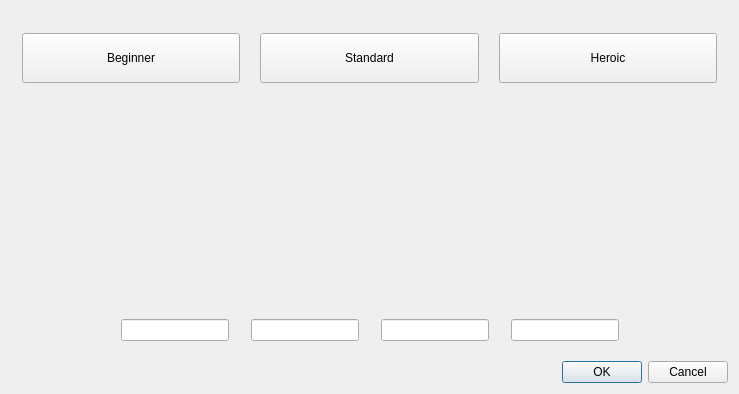
Above: comp345-gui/NewGameDialog.ui from hrachyahakobyan/Pandemic before the change. Below: the same form after it.
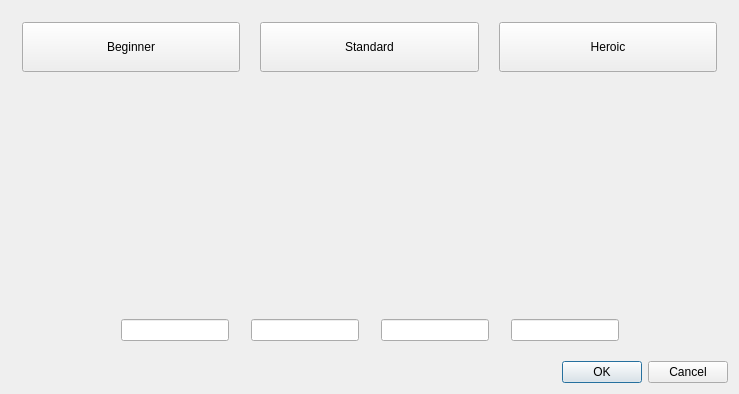
That is the form after the change.

```diff
--- a/comp345-gui/NewGameDialog.ui
+++ b/comp345-gui/NewGameDialog.ui
@@ -379,7 +379,7 @@
          <item>
           <widget class="QLabel" name="player4">
            <property name="sizePolicy">
-            <sizepolicy hsizetype="Minimum" vsizetype="Minimum">
+            <sizepolicy hsizetype="MinimumExpanding" vsizetype="MinimumExpanding">
              <horstretch>0</horstretch>
              <verstretch>0</verstretch>
             </sizepolicy>
```
